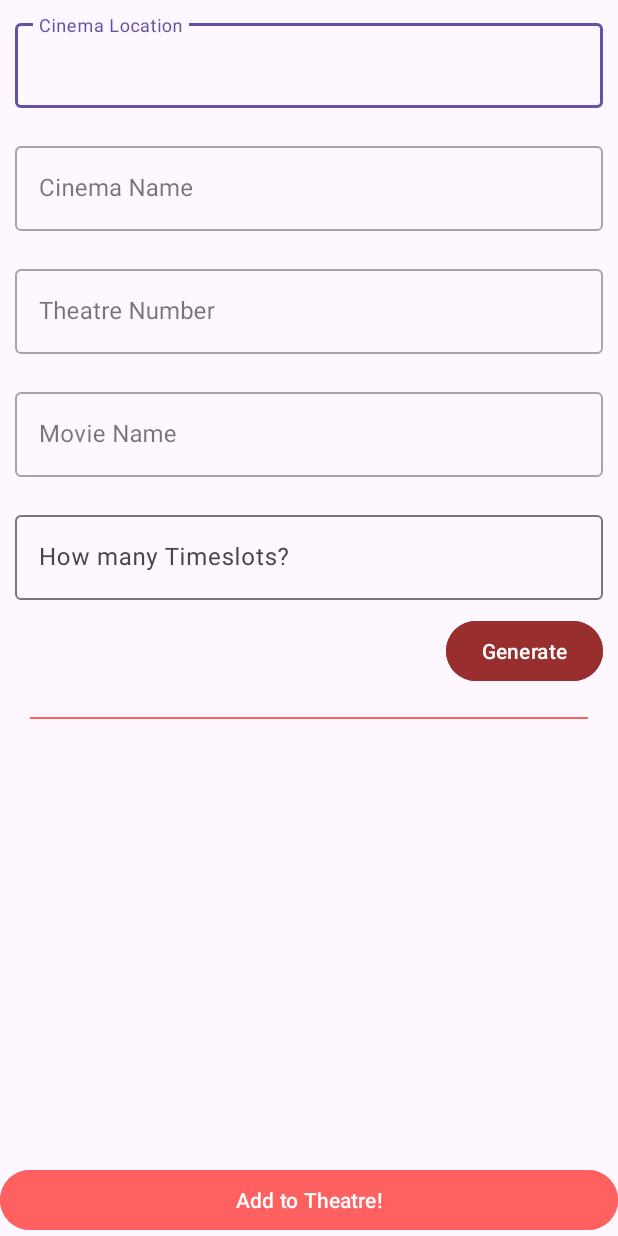
After one commit to SecretIGO/Experiments, an Android app: the AddMovieToTheatreActivity screen opened directly, with no data from a screen before it, on a phone screen of 412 x 824 dp. The commit adds this screen. Run offline under Robolectric (Android 15) with nearby library versions, the phone set to English and light mode, and no system bars; our stand-ins replace Firebase (no records; nobody signed in at launch, a user with empty details on screens opened directly).

Commit message:
Major changes to MovieSelectionActivity:
added logic for handling timeslots for each seat
blocks inputs other than those of which exists
new logic for seat management, occupied seats are now embedded to a timeslot.

AddMovieToTheatreActivity:

Adds a movie to a specified theatre
handles date and time pretty well, using REGEX for handling is really nice.

```diff
--- a/app/src/main/AndroidManifest.xml
+++ b/app/src/main/AndroidManifest.xml
@@ -13,6 +13,9 @@
         android:supportsRtl="true"
         android:theme="@style/Theme.Experiments"
         tools:targetApi="31">
+        <activity
+            android:name=".ui.views.admin.a_cinemas.AddMovieToTheatreActivity"
+            android:exported="false" />
         <activity
             android:name=".ui.views.admin.a_cinemas.DeleteCinemaActivity"
             android:exported="false" />
--- a/app/src/main/java/com/mp3/experiments/data/model/SeatsModel.kt
+++ b/app/src/main/java/com/mp3/experiments/data/model/SeatsModel.kt
@@ -2,14 +2,12 @@ package com.mp3.experiments.data.model
 
 class SeatsModel (
     private val seat_label : String?,
-    private val seat_movie_timeslot : String?,
-    private val seat_occupied : Boolean?
+    private val seat_movie_timeslot : String?
 ) {
     fun toMap(): Map<String, Any?> {
         return mapOf(
             "seat_label" to seat_label,
-            "seat_movie_timeslot" to seat_movie_timeslot,
-            "seat_occupied" to seat_occupied
+            "seat_movie_timeslot" to seat_movie_timeslot
         )
     }
 }
--- a/app/src/main/java/com/mp3/experiments/ui/views/admin/AdminActivity.kt
+++ b/app/src/main/java/com/mp3/experiments/ui/views/admin/AdminActivity.kt
@@ -5,6 +5,7 @@ import androidx.appcompat.app.AppCompatActivity
 import android.os.Bundle
 import com.mp3.experiments.databinding.ActivityAdminBinding
 import com.mp3.experiments.ui.views.admin.a_cinemas.AddCinemaActivity
+import com.mp3.experiments.ui.views.admin.a_cinemas.AddMovieToTheatreActivity
 import com.mp3.experiments.ui.views.admin.a_movies.AddMovieActivity
 
 class AdminActivity : AppCompatActivity() {
@@ -19,6 +20,10 @@ class AdminActivity : AppCompatActivity() {
             startActivity(Intent(this, AddCinemaActivity::class.java))
         }
 
+        binding.btnEditTheatre.setOnClickListener {
+            startActivity(Intent(this, AddMovieToTheatreActivity::class.java))
+        }
+
         binding.btnAddMovie.setOnClickListener {
             startActivity(Intent(this, AddMovieActivity::class.java))
         }
--- /dev/null
+++ b/app/src/main/res/layout/activity_add_movie_to_theatre.xml
@@ -0,0 +1,134 @@
+<?xml version="1.0" encoding="utf-8"?>
+<androidx.constraintlayout.widget.ConstraintLayout xmlns:android="http://schemas.android.com/apk/res/android"
+    xmlns:app="http://schemas.android.com/apk/res-auto"
+    xmlns:tools="http://schemas.android.com/tools"
+    android:layout_width="match_parent"
+    android:layout_height="match_parent"
+    tools:context=".ui.views.admin.a_cinemas.AddMovieToTheatreActivity">
+
+    <ScrollView
+        android:layout_width="match_parent"
+        android:layout_height="match_parent"
+        app:layout_constraintBottom_toTopOf="@+id/btn_addMovieToTheatre">
+
+        <LinearLayout
+            android:layout_width="match_parent"
+            android:layout_height="match_parent"
+            android:orientation="vertical">
+
+            <com.google.android.material.textfield.TextInputLayout
+                android:id="@+id/textInputLayout"
+                style="@style/Widget.MaterialComponents.TextInputLayout.OutlinedBox"
+                android:layout_width="match_parent"
+                android:layout_height="wrap_content"
+                android:padding="10dp"
+                app:layout_constraintTop_toBottomOf="@+id/rl_logo">
+
+                <com.google.android.material.textfield.TextInputEditText
+                    android:id="@+id/input_CinemaLocation"
+                    android:layout_width="match_parent"
+                    android:layout_height="wrap_content"
+                    android:hint="Cinema Location"/>
+
+            </com.google.android.material.textfield.TextInputLayout>
+
+            <com.google.android.material.textfield.TextInputLayout
+                android:id="@+id/textInputLayout2"
+                style="@style/Widget.MaterialComponents.TextInputLayout.OutlinedBox"
+                android:layout_width="match_parent"
+                android:layout_height="wrap_content"
+                android:padding="10dp"
+                app:layout_constraintTop_toBottomOf="@+id/rl_logo">
+
+                <com.google.android.material.textfield.TextInputEditText
+                    android:id="@+id/input_cinemaName"
+                    android:layout_width="match_parent"
+                    android:layout_height="wrap_content"
+                    android:hint="Cinema Name"/>
+
+            </com.google.android.material.textfield.TextInputLayout>
+
+            <com.google.android.material.textfield.TextInputLayout
+                android:id="@+id/textInputLayout4"
+                style="@style/Widget.MaterialComponents.TextInputLayout.OutlinedBox"
+                android:layout_width="match_parent"
+                android:layout_height="wrap_content"
+                android:padding="10dp"
+                app:layout_constraintTop_toBottomOf="@+id/rl_logo">
+
+                <com.google.android.material.textfield.TextInputEditText
+                    android:id="@+id/input_theatreNumber"
+                    android:layout_width="match_parent"
+                    android:layout_height="wrap_content"
+                    android:hint="Theatre Number"
+                    android:inputType="number"/>
+
+            </com.google.android.material.textfield.TextInputLayout>
+
+            <com.google.android.material.textfield.TextInputLayout
+                android:id="@+id/textInputLayout3"
+                style="@style/Widget.MaterialComponents.TextInputLayout.OutlinedBox"
+                android:layout_width="match_parent"
+                android:layout_height="wrap_content"
+                android:padding="10dp"
+                app:layout_constraintTop_toBottomOf="@+id/rl_logo"
+                tools:layout_editor_absoluteX="0dp">
+
+                <com.google.android.material.textfield.TextInputEditText
+                    android:id="@+id/input_movieName"
+                    android:layout_width="match_parent"
+                    android:layout_height="wrap_content"
+                    android:hint="Movie Name"/>
+
+            </com.google.android.material.textfield.TextInputLayout>
+
+            <com.google.android.material.textfield.TextInputLayout
+                android:id="@+id/inputLayout"
+                android:layout_width="match_parent"
+                android:layout_height="wrap_content"
+                app:layout_constraintTop_toTopOf="parent"
+                android:padding="10dp">
+
+                <com.google.android.material.textfield.TextInputEditText
+                    android:id="@+id/input_timeslotCount"
+                    android:layout_width="match_parent"
+                    android:layout_height="wrap_content"
+                    android:hint="How many Timeslots?"
+                    android:inputType="number"/>
+
+            </com.google.android.material.textfield.TextInputLayout>
+
+            <Button
+                android:id="@+id/btn_generateTimeslotInputRows"
+                android:layout_width="wrap_content"
+                android:layout_height="wrap_content"
+                android:text="Generate"
+                android:layout_gravity="right"
+                android:backgroundTint="@color/red_600"
+                android:layout_marginEnd="10dp"/>
+
+            <LinearLayout
+                android:id="@+id/container"
+                android:layout_width="match_parent"
+                android:layout_height="wrap_content"
+                android:orientation="vertical"/>
+
+            <ImageButton
+                android:layout_width="match_parent"
+                android:layout_height="1dp"
+                android:layout_margin="20dp"
+                android:background="@color/red_400" />
+
+        </LinearLayout>
+
+    </ScrollView>
+
+    <Button
+        android:id="@+id/btn_addMovieToTheatre"
+        android:layout_width="match_parent"
+        android:layout_height="wrap_content"
+        android:text="Add to Theatre!"
+        android:backgroundTint="@color/red_400"
+        app:layout_constraintBottom_toBottomOf="parent" />
+
+</androidx.constraintlayout.widget.ConstraintLayout>
--- a/app/src/main/res/layout/activity_buy_ticket.xml
+++ b/app/src/main/res/layout/activity_buy_ticket.xml
@@ -325,7 +325,7 @@
                 android:layout_width="match_parent"
                 android:layout_height="1dp"
                 android:layout_margin="10dp"
-                android:background="@color/red_400" />
+                android:background="@color/clear" />
         </LinearLayout>
     </ScrollView>
 
```
Also changed, not shown: app/src/main/java/com/mp3/experiments/data/model/MovieModel.kt (+7 -7 lines), app/src/main/java/com/mp3/experiments/data/model/TheatreMovieModel.kt (+10 -5 lines), app/src/main/java/com/mp3/experiments/data/viewmodel/CinemaViewModel.kt (+108 -9 lines), app/src/main/java/com/mp3/experiments/data/viewmodel/MovieViewModel.kt (+66 -0 lines), app/src/main/java/com/mp3/experiments/ui/views/admin/a_cinemas/AddMovieToTheatreActivity.kt (added, +199 -0 lines), app/src/main/java/com/mp3/experiments/ui/views/customer/MovieSelectionActivity.kt (+64 -5 lines), app/src/main/res/layout/activity_admin.xml (+20 -8 lines), app/src/main/res/layout/activity_movie_selection.xml (+21 -0 lines), app/src/main/res/layout/row_timeslot.xml (added, +23 -0 lines).
